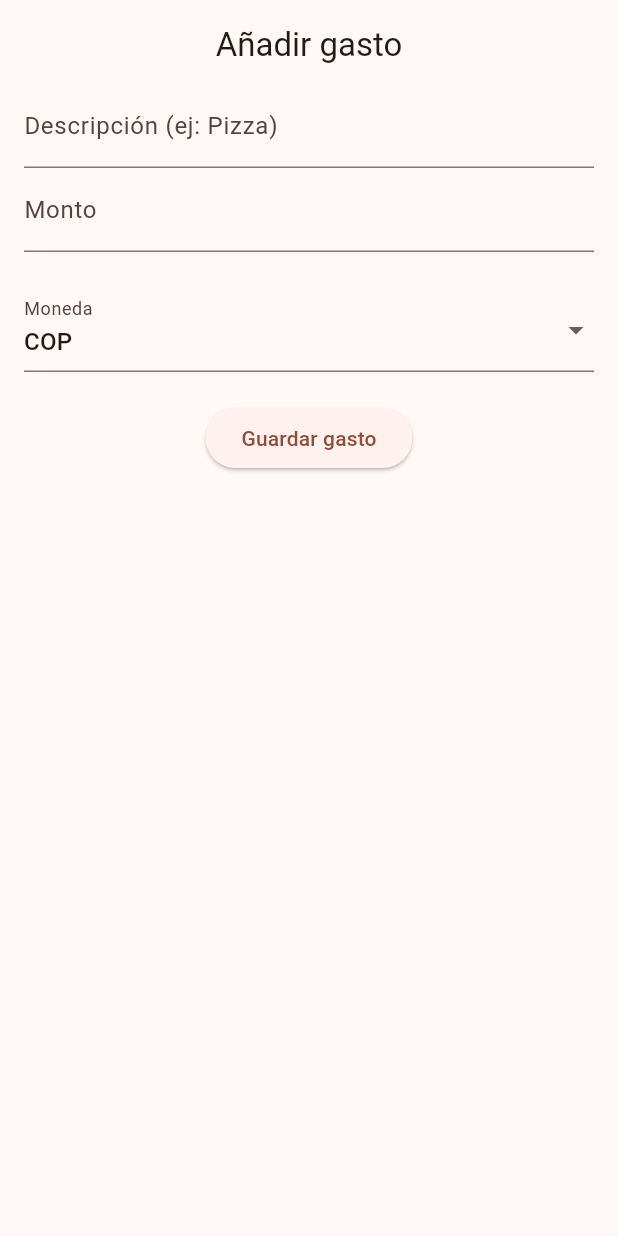
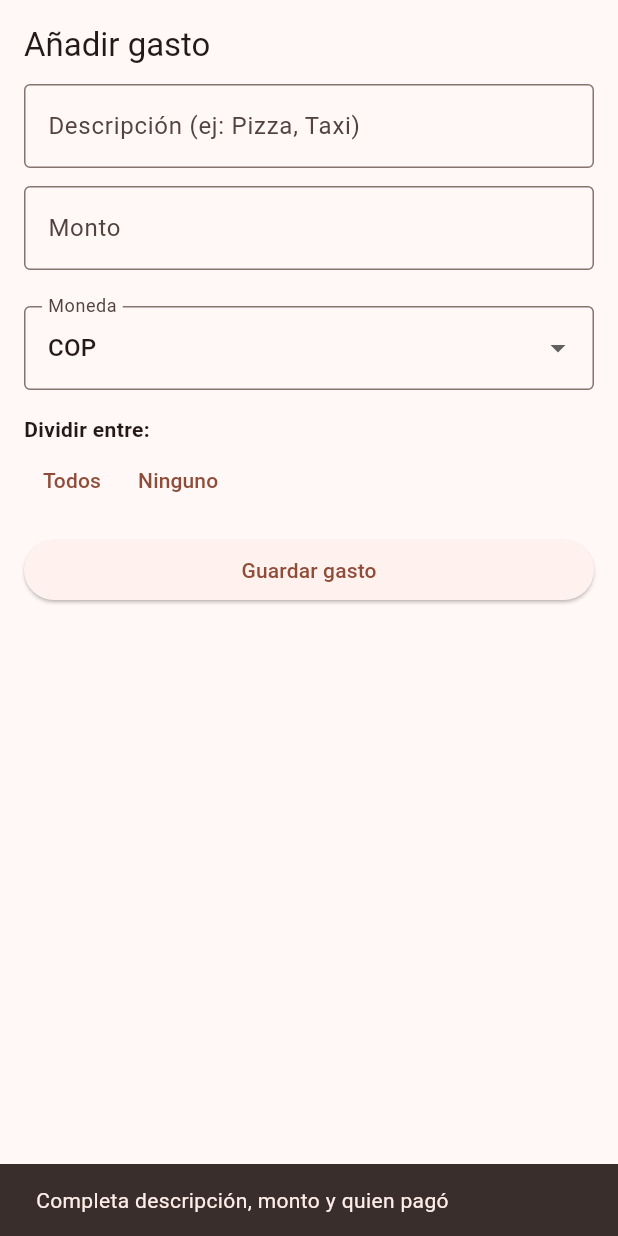
Before and after one commit to willdeviaje/parches, a Flutter app: the AddGastoSheet widget shown alone on an empty page, opened directly with empty values, after a tap on "Guardar gasto", on a phone screen of 412 x 824 dp. Run offline on Flutter 3.47's test engine with Material 3 defaults, Android fonts, the phone set to English and light mode, and no system bars; our stand-ins replace supabase_flutter; accounts and stored records are empty.

Commit message:
feat: gastos con columnas reales monto_original/quien_pago + balance y dividir entre

```diff
--- a/lib/features/parches/view/add_gasto_sheet.dart
+++ b/lib/features/parches/view/add_gasto_sheet.dart
@@ -17,49 +17,85 @@ class _AddGastoSheetState extends State<AddGastoSheet> {
   final _montoCtrl = TextEditingController();
   String? _pagadoPorId;
   String _moneda = 'COP';
+  Map<String, bool> _dividirEntre = {};
+  bool _guardando = false;
 
   @override
   void initState() {
     super.initState();
     _repo = ParchesRepository(Supabase.instance.client);
-    // Deduplica por ID
+    for (final m in widget.miembros) {
+      _dividirEntre[m['id'] as String] = true;
+    }
     if (widget.miembros.isNotEmpty) {
       _pagadoPorId = widget.miembros.first['id'] as String;
     }
   }
 
+  Future<void> _guardar() async {
+    if (_descCtrl.text.trim().isEmpty || _montoCtrl.text.isEmpty || _pagadoPorId == null) {
+      ScaffoldMessenger.of(context).showSnackBar(const SnackBar(content: Text('Completa descripción, monto y quien pagó')));
+      return;
+    }
+    final monto = double.tryParse(_montoCtrl.text.replaceAll(',', '.'));
+    if (monto == null || monto <= 0) {
+      ScaffoldMessenger.of(context).showSnackBar(const SnackBar(content: Text('Monto inválido')));
+      return;
+    }
+    final participantesIds = _dividirEntre.entries.where((e) => e.value).map((e) => e.key).toList();
+    if (participantesIds.isEmpty) {
+      ScaffoldMessenger.of(context).showSnackBar(const SnackBar(content: Text('Selecciona al menos 1 persona para dividir')));
+      return;
+    }
+
+    setState(() => _guardando = true);
+    try {
+      final pagador = widget.miembros.firstWhere((m) => m['id'] == _pagadoPorId);
+      await _repo.addGasto(
+        parcheId: widget.parcheId,
+        descripcion: _descCtrl.text.trim(),
+        monto: monto,
+        moneda: _moneda,
+        pagadoPor: pagador['nombre'] as String,
+        pagadoPorId: _pagadoPorId!,
+        participantesIds: participantesIds,
+      );
+      if (mounted) Navigator.pop(context, true);
+    } catch (e) {
+      if (mounted) ScaffoldMessenger.of(context).showSnackBar(SnackBar(content: Text('Error: $e'), backgroundColor: Colors.red));
+    } finally {
+      if (mounted) setState(() => _guardando = false);
+    }
+  }
+
   @override
   Widget build(BuildContext context) {
-    final miembrosMap = <String, Map<String, dynamic>>{};
-    for (final m in widget.miembros) {
-      miembrosMap[m['id'] as String] = m;
-    }
-    final miembrosUnicos = miembrosMap.values.toList();
+    final miembrosUnicos = widget.miembros;
 
     return Padding(
-      padding: EdgeInsets.only(
-          bottom: MediaQuery.of(context).viewInsets.bottom, left: 16, right: 16, top: 16),
+      padding: EdgeInsets.only(bottom: MediaQuery.of(context).viewInsets.bottom, left: 16, right: 16, top: 16),
+      child: SingleChildScrollView(
         child: Column(
           mainAxisSize: MainAxisSize.min,
+          crossAxisAlignment: CrossAxisAlignment.stretch,
           children: [
             Text('Añadir gasto', style: Theme.of(context).textTheme.titleLarge),
             const SizedBox(height: 12),
-          TextField(controller: _descCtrl, decoration: const InputDecoration(labelText: 'Descripción (ej: Pizza)')),
-          TextField(controller: _montoCtrl, decoration: const InputDecoration(labelText: 'Monto'), keyboardType: TextInputType.number),
+            TextField(controller: _descCtrl, decoration: const InputDecoration(labelText: 'Descripción (ej: Pizza, Taxi)', border: OutlineInputBorder())),
+            const SizedBox(height: 12),
+            TextField(controller: _montoCtrl, decoration: const InputDecoration(labelText: 'Monto', border: OutlineInputBorder()), keyboardType: TextInputType.number),
             const SizedBox(height: 12),
             if (miembrosUnicos.isNotEmpty)
               DropdownButtonFormField<String>(
                 value: miembrosUnicos.any((m) => m['id'] == _pagadoPorId) ? _pagadoPorId : null,
-              decoration: const InputDecoration(labelText: '¿Quién pagó?'),
-              items: miembrosUnicos
-                  .map((m) => DropdownMenuItem<String>(value: m['id'] as String, child: Text(m['nombre'] as String)))
-                  .toList(),
+                decoration: const InputDecoration(labelText: '¿Quién pagó?', border: OutlineInputBorder()),
+                items: miembrosUnicos.map((m) => DropdownMenuItem<String>(value: m['id'] as String, child: Text(m['nombre'] as String))).toList(),
                 onChanged: (v) => setState(() => _pagadoPorId = v),
               ),
             const SizedBox(height: 12),
             DropdownButtonFormField<String>(
               value: _moneda,
-            decoration: const InputDecoration(labelText: 'Moneda'),
+              decoration: const InputDecoration(labelText: 'Moneda', border: OutlineInputBorder()),
               items: const [
                 DropdownMenuItem(value: 'COP', child: Text('COP')),
                 DropdownMenuItem(value: 'USD', child: Text('USD')),
@@ -68,27 +104,26 @@ class _AddGastoSheetState extends State<AddGastoSheet> {
               ],
               onChanged: (v) => setState(() => _moneda = v ?? 'COP'),
             ),
-          const SizedBox(height: 20),
-          ElevatedButton(
-            onPressed: () async {
-              if (_descCtrl.text.isEmpty || _montoCtrl.text.isEmpty || _pagadoPorId == null) return;
-              final monto = double.tryParse(_montoCtrl.text.replaceAll(',', '.'));
-              if (monto == null) return;
-              final pagador = miembrosUnicos.firstWhere((m) => m['id'] == _pagadoPorId);
-              await _repo.addGasto(
-                parcheId: widget.parcheId,
-                descripcion: _descCtrl.text,
-                monto: monto,
-                moneda: _moneda,
-                pagadoPor: pagador['nombre'] as String,
-                pagadoPorId: _pagadoPorId!,
+            const SizedBox(height: 16),
+            const Text('Dividir entre:', style: TextStyle(fontWeight: FontWeight.bold)),
+            Row(children: [
+              TextButton(onPressed: () => setState(() => _dividirEntre.updateAll((k, v) => true)), child: const Text('Todos')),
+              TextButton(onPressed: () => setState(() => _dividirEntre.updateAll((k, v) => false)), child: const Text('Ninguno')),
+            ]),
+            ...miembrosUnicos.map((m) {
+              final id = m['id'] as String;
+              return CheckboxListTile(
+                value: _dividirEntre[id] ?? false,
+                title: Text(m['nombre'] as String),
+                controlAffinity: ListTileControlAffinity.leading,
+                onChanged: (v) => setState(() => _dividirEntre[id] = v ?? false),
               );
-              if (mounted) Navigator.pop(context, true);
-            },
-            child: const Text('Guardar gasto'),
-          ),
+            }),
+            const SizedBox(height: 12),
+            ElevatedButton(onPressed: _guardando ? null : _guardar, child: _guardando ? const SizedBox(height: 20, width: 20, child: CircularProgressIndicator(strokeWidth: 2)) : const Text('Guardar gasto')),
             const SizedBox(height: 20),
           ],
+        ),
       ),
     );
   }
```
Also changed, not shown: lib/features/parches/data/parches_repository.dart (+53 -26 lines), lib/features/parches/view/detalle_parche_page.dart (+39 -31 lines), 1 other file. Lines whose indentation alone changed are shown as unchanged.
